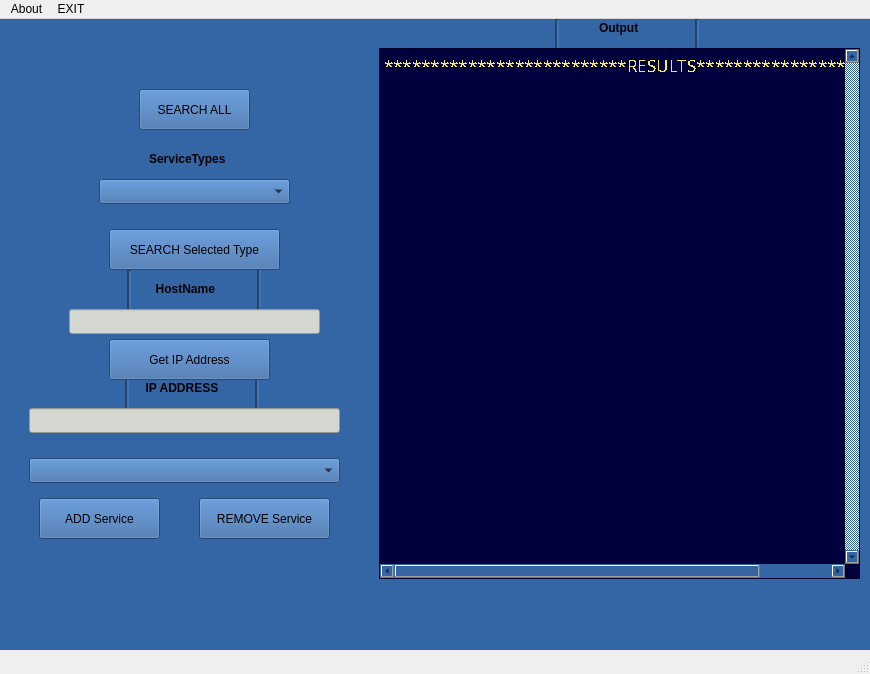
andreigaina/RC_P, file Project/UserInterface.ui: the form before one commit.
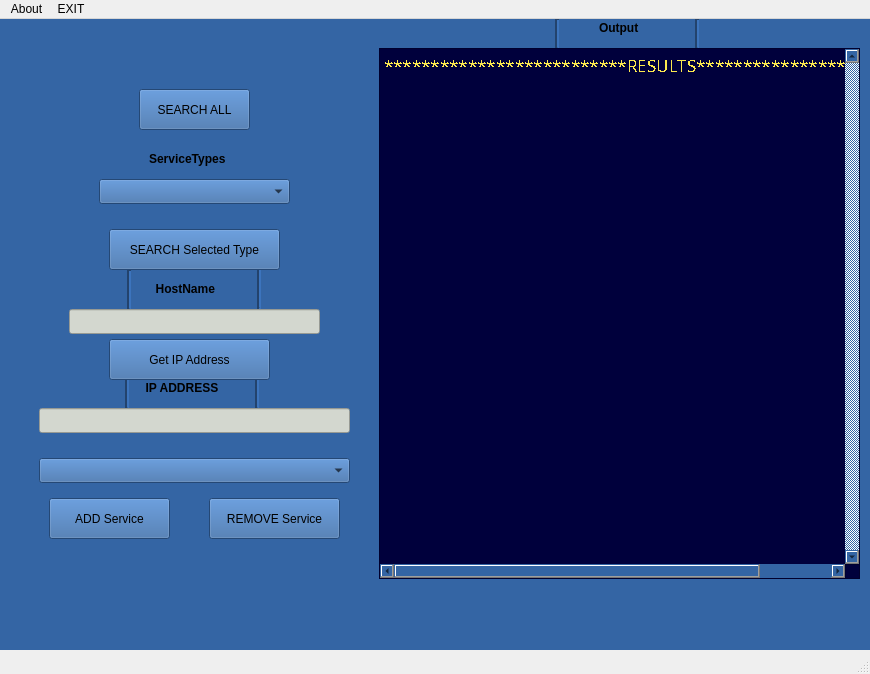
The form after the commit.

Patch:
```diff
--- a/Project/UserInterface.ui
+++ b/Project/UserInterface.ui
@@ -189,7 +189,7 @@
     <widget class="QLineEdit" name="ipAddress">
      <property name="geometry">
       <rect>
-       <x>90</x>
+       <x>100</x>
        <y>390</y>
        <width>311</width>
        <height>25</height>
@@ -355,7 +355,7 @@
     <widget class="QPushButton" name="addServiceButton">
      <property name="geometry">
       <rect>
-       <x>100</x>
+       <x>110</x>
        <y>480</y>
        <width>121</width>
        <height>41</height>
@@ -368,7 +368,7 @@
     <widget class="QPushButton" name="removeServiceButton">
      <property name="geometry">
       <rect>
-       <x>260</x>
+       <x>270</x>
        <y>480</y>
        <width>131</width>
        <height>41</height>
@@ -431,7 +431,7 @@
     <widget class="QComboBox" name="servicesBox">
      <property name="geometry">
       <rect>
-       <x>90</x>
+       <x>100</x>
        <y>440</y>
        <width>311</width>
        <height>25</height>
```
